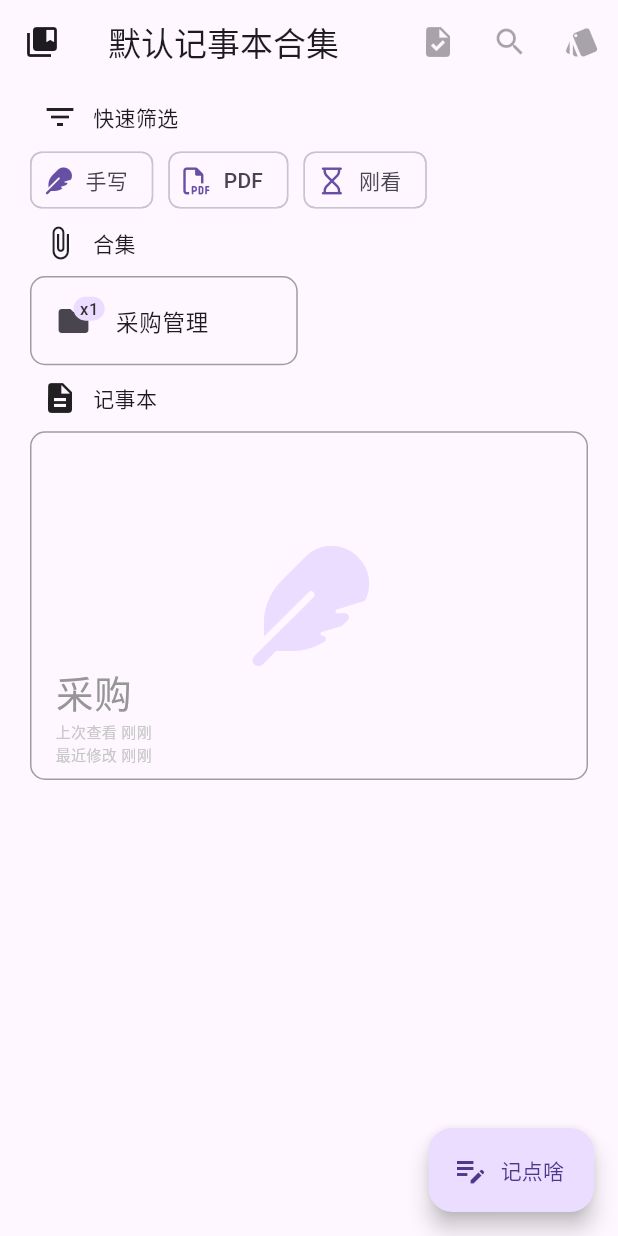
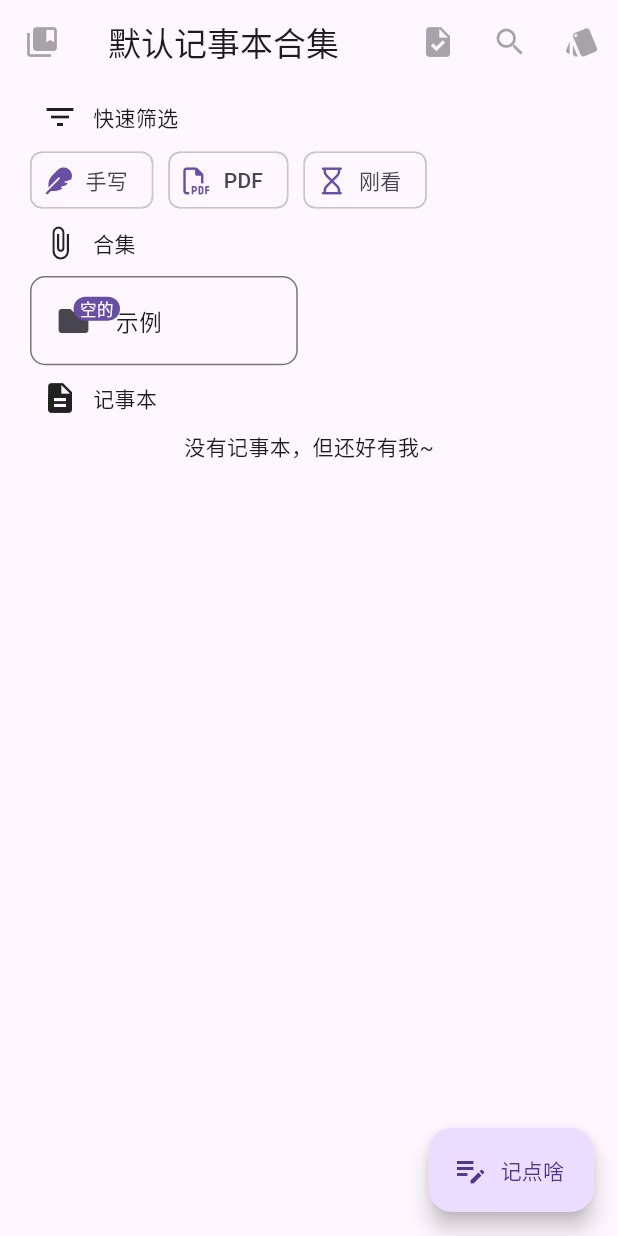
Before and after one commit to TaoEngine/notepad_forwangtao_android, a Flutter app: the screen it shows after launch, on a phone screen of 412 x 824 dp. Run offline on Flutter 3.47's test engine with Material 3 defaults, Android fonts, the phone set to English and light mode, and no system bars; drawn by our look-alikes of dynamic_color; our stand-ins replace font_awesome_flutter, get, isar; accounts and stored records are empty; generated files the repository leaves out were written again.

Commit message:
本来想封装notepad的卡片并做一个数据库同步显示的，但是写着写着发生了地震，逃到了操场就没写了。 希望明天没事吧

````diff
--- a/lib/pages/mainpage/home.dart
+++ b/lib/pages/mainpage/home.dart
@@ -1,4 +1,5 @@
 import 'package:flutter/material.dart';
+import 'package:get/get.dart';
 import 'package:notepad_forwangtao_android/widget/shared/appbar.dart';
 
 class HomePage extends StatelessWidget {
@@ -15,6 +16,7 @@
         appbarMode: '首页',
         appbarLeftButton: true,
         iconLeftButton: Icons.settings,
+        describeLeftButton: '设置(正在做，敬请期待)',
       ),
     );
   }
--- a/lib/pages/mainpage/notepads.dart
+++ b/lib/pages/mainpage/notepads.dart
@@ -1,9 +1,13 @@
 import 'package:flutter/material.dart';
+
+import 'package:get/get.dart';
+import 'package:isar/isar.dart';
 import 'package:font_awesome_flutter/font_awesome_flutter.dart';
-import 'package:get/get.dart';
+
+import 'package:notepad_forwangtao_android/funcs/database.dart';
+import 'package:notepad_forwangtao_android/static/datamodel.dart';
+import 'package:notepad_forwangtao_android/widget/shared/appbar.dart';
 import 'package:notepad_forwangtao_android/widget/mainpage/notepads.dart';
-import 'package:notepad_forwangtao_android/widget/shared/appbar.dart';
-//import 'package:notepad_forwangtao_android/funcs/database.dart';
 
 class NotepadsPage extends StatelessWidget {
   /// 显示记事本首页
@@ -13,15 +17,40 @@
 
   @override
   Widget build(BuildContext context) {
+    // 获取转入这个界面的传参值
+    // final arguments = Get.arguments;
+
+    // // 根据ID查询Notepads信息并上载到界面中去
+    // var notepadsDB = !arguments['isNotepadsChild']
+    //     // 因为不知道该页面是Notepads还是NotepadsChild，所以在引入时加?
+    //     ? NotepadsDB().getdb.notepads.getSync(arguments['NotepadsID?'])
+    //     : NotepadsDB().getdb.notepadsChilds.getSync(arguments['NotepadsID?']);
+
+    // 获取这个页面中所有的记事本
+    var thisNotepadDB = NotepadsDB().getdb.notepadFiles.where().findAll();
+
+    // 开始生成界面布局
     return Scaffold(
-      appBar: AppBarModel(
+      appBar: const AppBarModel(
         appbarTitle: '默认记事本合集',
         appbarMode: '记事本合集',
         appbarLeftButton: true,
         iconLeftButton: Icons.collections_bookmark,
-        pressLeftButton: () => Get.toNamed('/home'),
+        describeLeftButton: '记事本首页(正在做，敬请期待)',
       ),
-      body: const NotepadsBody(),
+
+      /// 终于发现Flutter它带了一个FutureBuilder可以等待结果被加载完成后显示出来
+      body: FutureBuilder(
+          future: thisNotepadDB,
+          builder: (BuildContext context, AsyncSnapshot snapshot) {
+            if (snapshot.connectionState == ConnectionState.waiting) {
+              return const Center(
+                child: CircularProgressIndicator(),
+              );
+            } else {
+              return NotepadsBody(notepadDB: snapshot.data);
+            }
+          }),
       floatingActionButton: FloatingActionButton.extended(
         icon: const Icon(Icons.edit_note),
         label: const Text('记点啥'),
@@ -32,7 +61,9 @@
 }
 
 class NotepadsBody extends StatelessWidget {
-  const NotepadsBody({super.key});
+  final List notepadDB;
+
+  const NotepadsBody({super.key, required this.notepadDB});
 
   @override
   Widget build(BuildContext context) {
@@ -41,11 +72,32 @@
       ['PDF', FontAwesomeIcons.filePdf, false],
       ['刚看', FontAwesomeIcons.hourglass, false],
     ];
+
+    // 整理出来的记事本ID
+    Iterable notepadIDs = notepadDB.map((notepad) => notepad.notepadID);
+
+    // 笔记本卡片生成
+    List<Widget> itemNotepadPreviewCard() {
+      List<Widget> item = [];
+      for (var element in notepadDB) {
+        var notepadName = element.notepadName;
+        var notepadType = element.notepadType;
+        var lastEditTime = element.notepadEditTime;
+        var lastViewTime = element.notepadViewTime;
+        item.add(NotepadPreviewCard(
+            notepadName: notepadName,
+            notepadType: notepadType,
+            lastViewTime: lastViewTime,
+            lastEditTime: lastEditTime));
+      }
+      return item;
+    }
+
     return ListView(
       // 绘制是竖向的
       scrollDirection: Axis.vertical,
       children: [
-        // "快速筛选"
+        // "快速筛选"标签
         const Padding(
             padding: EdgeInsets.only(left: 28, top: 10),
             child: Row(
@@ -64,7 +116,7 @@
           child: CategoryChip(importCategoryInfo: importCategoryInfo),
         ),
 
-        // "文件夹"
+        // "文件夹"标签
         const Padding(
             padding: EdgeInsets.only(left: 28),
             child: Row(
@@ -77,7 +129,7 @@
               ],
             )),
 
-        // 文件夹
+        // 文件夹选单
         Padding(
           padding: const EdgeInsets.fromLTRB(20, 10, 20, 10),
           child: GridView.count(
@@ -88,18 +140,16 @@
             mainAxisSpacing: 15,
             crossAxisCount: 2,
             childAspectRatio: 18 / 6,
-            children: <Widget>[
+            children: const <Widget>[
               FolderPreviewWidget(
-                importFolderInfo: const {
-                  'folderName': '采购管理',
-                  'notepadsCount': 1
-                },
+                folderName: '示例',
+                notepadsCount: 0,
               )
             ],
           ),
         ),
 
-        // "记事本"
+        // "记事本"标签
         const Padding(
             padding: EdgeInsets.only(left: 28),
             child: Row(
@@ -112,10 +162,14 @@
               ],
             )),
 
-        // 记事本
+        // 记事本预览
         Padding(
           padding: const EdgeInsets.fromLTRB(20, 10, 20, 10),
-          child: GridView.count(
+          child: itemNotepadPreviewCard().isEmpty
+              ? const Center(
+                  child: Text('没有记事本，但还好有我~'),
+                )
+              : GridView.count(
                   // 一次性显示全部
                   shrinkWrap: true,
                   physics: const NeverScrollableScrollPhysics(),
@@ -123,15 +177,7 @@
                   mainAxisSpacing: 15,
                   crossAxisCount: 1,
                   childAspectRatio: 16 / 10,
-            children: <Widget>[
-              NotepadPreviewCard(importNotepadInfo: {
-                'notepadName': '采购',
-                'notepadType': 0,
-                'lastViewTime': DateTime.now(),
-                'lastEditTime': DateTime.now(),
-              }),
-            ],
-          ),
+                  children: itemNotepadPreviewCard()),
         ),
       ],
     );
--- a/lib/pages/notepage/note.dart
+++ b/lib/pages/notepage/note.dart
@@ -1,10 +1,12 @@
 import 'package:flutter/material.dart';
 import 'package:flutter/services.dart';
+
+import 'package:get/get.dart';
+
 import 'package:notepad_forwangtao_android/funcs/database.dart';
 import 'package:notepad_forwangtao_android/static/datamodel.dart';
 import 'package:notepad_forwangtao_android/widget/notepage/note.dart';
 import 'package:notepad_forwangtao_android/widget/shared/appbar.dart';
-import 'package:get/get.dart';
 
 class NotePage extends StatefulWidget {
   const NotePage({super.key});
@@ -14,7 +16,9 @@
 }
 
 class _NotePageState extends State<NotePage> {
+  /// 是否展示手写工具栏
   bool handwritingToolBar = false;
+
   @override
   Widget build(BuildContext context) {
     // 从前面获取到记事本ID，就能访问记事本了
--- a/lib/widget/mainpage/notepads.dart
+++ b/lib/widget/mainpage/notepads.dart
@@ -1,6 +1,7 @@
 import 'package:flutter/material.dart';
+
+import 'package:get/get.dart';
 import 'package:font_awesome_flutter/font_awesome_flutter.dart';
-import 'package:get/get.dart';
 
 import 'package:notepad_forwangtao_android/funcs/database.dart';
 import 'package:notepad_forwangtao_android/funcs/timeview.dart';
--- a/lib/widget/mainpage/notepads/dialognew.dart
+++ b/lib/widget/mainpage/notepads/dialognew.dart
@@ -1,3 +1,4 @@
+// emmm以后会把你给删掉的！！！
 part of '../notepads.dart';
 
 notepadNewDialog(context) async {
--- a/lib/widget/mainpage/notepads/foldercard.dart
+++ b/lib/widget/mainpage/notepads/foldercard.dart
@@ -1,21 +1,25 @@
 part of '../notepads.dart';
 
 class FolderPreviewWidget extends StatelessWidget {
+  /// 子目录名字
   final String folderName;
+
+  /// 子目录内有多少记事本
   final int notepadsCount;
 
-  FolderPreviewWidget({super.key, required this.importFolderInfo})
-      : folderName = importFolderInfo['folderName'],
-        notepadsCount = importFolderInfo['notepadsCount'];
-
-  final Map importFolderInfo;
+  const FolderPreviewWidget({
+    super.key,
+    required this.folderName,
+    required this.notepadsCount,
+  });
 
   @override
   Widget build(BuildContext context) {
     return Container(
       decoration: BoxDecoration(
         borderRadius: BorderRadius.circular(10),
-        border: Border.all(width: 1, color: Colors.grey),
+        border:
+            Border.all(width: 1, color: Theme.of(context).colorScheme.outline),
       ),
       child: InkWell(
         borderRadius: BorderRadius.circular(10),
@@ -25,11 +29,10 @@
           alignment: Alignment.center,
           child: ListTile(
             leading: Badge(
-              backgroundColor: Theme.of(context).colorScheme.primaryContainer,
+              backgroundColor: Theme.of(context).colorScheme.primary,
               label: Text(
-                'x$notepadsCount',
-                style: TextStyle(
-                    color: Theme.of(context).colorScheme.inverseSurface),
+                notepadsCount != 0 ? notepadsCount.toString() : '空的',
+                style: TextStyle(color: Theme.of(context).colorScheme.surface),
               ),
               child: const Icon(Icons.folder),
             ),
--- a/lib/widget/mainpage/notepads/notepadcard.dart
+++ b/lib/widget/mainpage/notepads/notepadcard.dart
@@ -7,7 +7,7 @@
   final String notepadName;
 
   /// 记事本类型
-  final int notepadType;
+  final bool notepadType;
 
   /// 上次打开信息
   final DateTime lastViewTime;
@@ -15,39 +15,12 @@
   /// 上次修改信息
   final DateTime lastEditTime;
 
-  /// 记事本预览卡片的布局组件
-  /// - 卡片底牌: 记事本类型图标
-  /// - 卡片正文: 记事本的正文缩略图
-  /// - 卡片左下角大字: 记事本名称
-  /// - 卡片左下角小字: 记事本的编辑时间和查看时间
-  NotepadPreviewCard({super.key, required this.importNotepadInfo})
-      : notepadName = importNotepadInfo['notepadName'],
-        notepadType = importNotepadInfo['notepadType'],
-        lastViewTime = importNotepadInfo['lastViewTime'],
-        lastEditTime = importNotepadInfo['lastEditTime'];
-
-  /// 记事本的预览信息
-  ///
-  /// 该卡片可以展示记事本的名称、类型、各时间及记事本预览（最重要），因此需要包含这些关键因素：
-  ///
-  /// - `notepadName`: 记事本名字 [String]
-  /// - `notepadType`: 记事本类型 [int]
-  ///   - "0"表示 **手写** 记事本
-  ///   - "1"表示 **Markdown** 记事本
-  ///   - "2"表示 **PDF注记** 记事本
-  /// - `lastViewTime`: 上次查看信息的**时间戳** [DateTime]
-  /// - `lastEditTime`: 上次修改信息的**时间戳** [DateTime]
-  ///
-  /// 模板：
-  /// ```dart
-  /// NotepadPreviewCard(importNotepadInfo: {
-  ///   'notepadName': '记事本标题',
-  ///   'notepadType': 0,
-  ///   'lastViewTime': DateTime.now(),
-  ///   'lastEditTime': DateTime.now(),
-  /// }),
-  /// ```
-  final Map<String, dynamic> importNotepadInfo;
+  const NotepadPreviewCard(
+      {super.key,
+      required this.notepadName,
+      required this.notepadType,
+      required this.lastViewTime,
+      required this.lastEditTime});
 
   @override
   State<NotepadPreviewCard> createState() => _NotepadPreviewCardState();
@@ -70,16 +43,13 @@
     }
 
     /// 在面对不同笔记类型的情况下可以切换底纹来表示打开的文件
-    IconData cardBackground(int notebookType) {
+    IconData cardBackground(bool notebookType) {
       switch (notebookType) {
-        case 0:
+        case false:
           return FontAwesomeIcons.feather;
-        case 1:
-          return FontAwesomeIcons.markdown;
-        case 2:
+        case true:
           return FontAwesomeIcons.filePdf;
       }
-      return FontAwesomeIcons.feather;
     }
 
     // 将时间转换为更便于查看的时间格式
@@ -89,11 +59,12 @@
     return Container(
       decoration: BoxDecoration(
         borderRadius: BorderRadius.circular(10),
-        border: Border.all(width: 1, color: Colors.grey),
+        border:
+            Border.all(width: 1, color: Theme.of(context).colorScheme.outline),
       ),
       child: InkWell(
         borderRadius: BorderRadius.circular(10),
-        onTap: () => Get.toNamed('/notepads/handwriting'),
+        onTap: () => {},
         onLongPress: () => notepadPreviewSetDialog(context),
         child: Stack(
           children: [
@@ -101,7 +72,8 @@
               alignment: Alignment.center,
               child: Icon(cardBackground(widget.notepadType),
                   size: 80,
-                  color: Theme.of(context).colorScheme.primaryContainer),
+                  color:
+                      Theme.of(context).colorScheme.primary.withOpacity(0.5)),
             ),
             Align(
               alignment: Alignment.bottomLeft,
--- a/lib/widget/shared/appbar.dart
+++ b/lib/widget/shared/appbar.dart
@@ -13,8 +13,11 @@
   /// AppBar是否含有左侧按钮
   final bool appbarLeftButton;
 
-  /// AppBar
+  /// 左侧按钮的图标
   final IconData? iconLeftButton;
+
+  /// 左侧按钮的描述
+  final String? describeLeftButton;
 
   /// 按下左侧按钮
   final VoidCallback? pressLeftButton;
@@ -40,6 +43,7 @@
       required this.appbarLeftButton,
       this.appbarSubtitle,
       this.iconLeftButton,
+      this.describeLeftButton,
       this.pressLeftButton,
       this.pressTaskButton,
       this.pressSearchButton,
@@ -70,7 +74,11 @@
     ];
 
     var leadingButton = appbarLeftButton
-        ? IconButton(onPressed: pressLeftButton, icon: Icon(iconLeftButton))
+        ? IconButton(
+            onPressed: pressLeftButton,
+            icon: Icon(iconLeftButton),
+            tooltip: describeLeftButton,
+          )
         : null;
 
     var title = appbarSubtitle == null
````
Also changed, not shown: lib/widget/mainpage/home.dart (added), lib/widget/mainpage/search.dart (deleted). Lines whose indentation alone changed are shown as unchanged.
